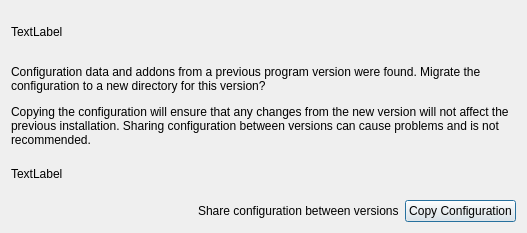
Qt form src/Gui/Dialogs/DlgVersionMigrator.ui (southseact-3d/fcd) before a commit.
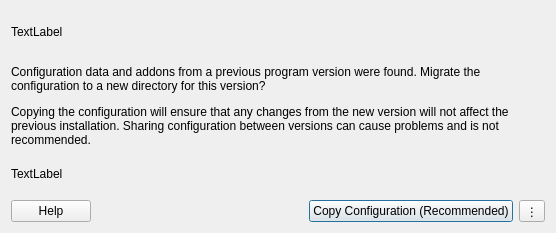
The same form after that commit.

Commit message: Gui: Add window title

```diff
--- a/src/Gui/Dialogs/DlgVersionMigrator.ui
+++ b/src/Gui/Dialogs/DlgVersionMigrator.ui
@@ -10,7 +10,7 @@
    <rect>
     <x>0</x>
     <y>0</y>
-    <width>527</width>
+    <width>556</width>
     <height>233</height>
    </rect>
   </property>
@@ -69,6 +69,13 @@
    </item>
    <item>
     <layout class="QHBoxLayout" name="horizontalLayout">
+     <item>
+      <widget class="QPushButton" name="helpButton">
+       <property name="text">
+        <string>Help</string>
+       </property>
+      </widget>
+     </item>
      <item>
       <spacer name="horizontalSpacer">
        <property name="orientation">
@@ -82,21 +89,26 @@
        </property>
       </spacer>
      </item>
-     <item>
-      <widget class="QLabel" name="shareLinkLabel">
-       <property name="text">
-        <!--Don't translate this here, it's replaced in code-->
-        <string notr="true">Share configuration between versions</string>
-       </property>
-       <property name="textFormat">
-        <enum>Qt::AutoText</enum>
-       </property>
-      </widget>
-     </item>
      <item>
       <widget class="QPushButton" name="copyButton">
        <property name="text">
-        <string>Copy Configuration</string>
+        <string>Copy Configuration (Recommended)</string>
+       </property>
+       <property name="default">
+        <bool>true</bool>
+       </property>
+       <property name="flat">
+        <bool>false</bool>
+       </property>
+      </widget>
+     </item>
+     <item>
+      <widget class="QToolButton" name="menuButton">
+       <property name="text">
+        <string notr="true">⋮</string>
+       </property>
+       <property name="toolButtonStyle">
+        <enum>Qt::ToolButtonTextOnly</enum>
        </property>
       </widget>
      </item>
```
Left out of the diff: 1 changed line with no effect on the pictures. The commit also changes 2 other files.
